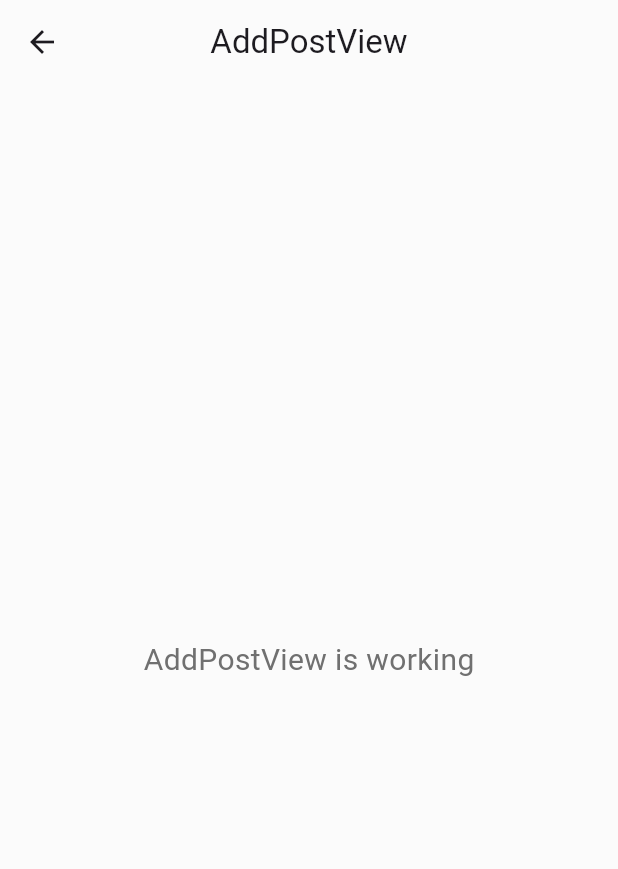
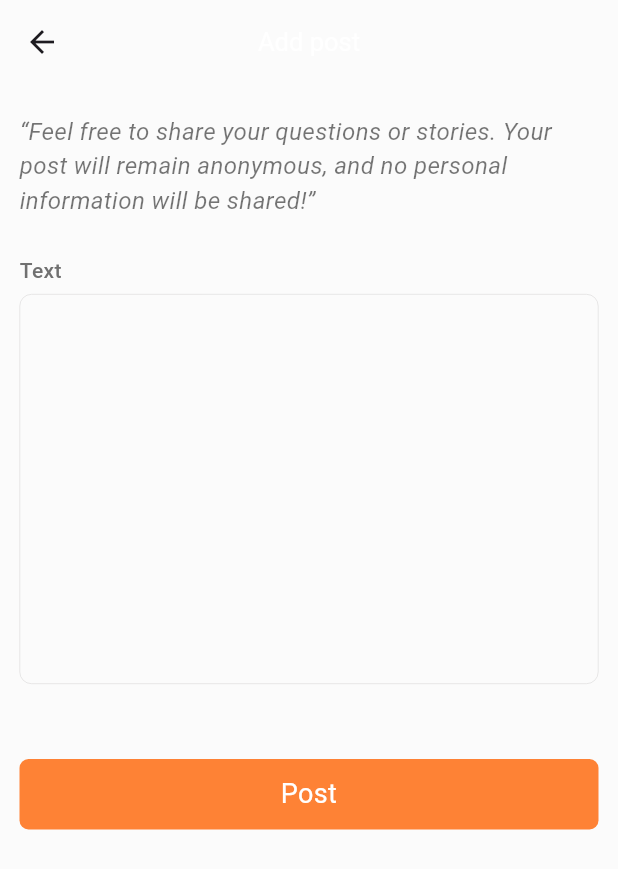
Before and after one commit to jushkinbekrashidovich/wecare, a Flutter app: the AddPostView screen opened by its route, on a phone screen of 412 x 824 dp. Shown: the top 869 px of the screen. Run offline on Flutter 3.47's test engine with Material 3 defaults, Android fonts, the phone set to English and light mode, and no system bars; our stand-ins replace cloud_firestore, firebase_core, flutter_svg, get; accounts and stored records are empty.

Commit message:
stuck on the error

```diff
--- a/lib/app/const/theme/app_theme.dart
+++ b/lib/app/const/theme/app_theme.dart
@@ -11,6 +11,9 @@ class AppThemes {
   appBarTheme: const AppBarTheme(
     centerTitle: true,
     elevation: 0,
+   titleTextStyle: TextStyle(
+     fontSize: 17
+   ),
     backgroundColor: AppColors.backgroundColor, // App bar background color
     // iconTheme: IconThemeData(color: AppColors.lightIconColor),
    //titleTextStyle: TextStyle(color: AppColors.lightText1),
--- a/lib/app/modules/community_chat_page/add_post/controllers/add_post_controller.dart
+++ b/lib/app/modules/community_chat_page/add_post/controllers/add_post_controller.dart
@@ -1,9 +1,13 @@
+import 'package:flutter/cupertino.dart';
 import 'package:get/get.dart';
 
 class AddPostController extends GetxController {
-  //TODO: Implement AddPostController
+  final focusNode = FocusNode();
+  final RxBool test = false.obs;
+  final textEditingController = TextEditingController();
 
-  final count = 0.obs;
+
+
   @override
   void onInit() {
     super.onInit();
@@ -18,6 +22,4 @@ class AddPostController extends GetxController {
   void onClose() {
     super.onClose();
   }
-
-  void increment() => count.value++;
 }
--- a/lib/app/modules/community_chat_page/add_post/views/add_post_view.dart
+++ b/lib/app/modules/community_chat_page/add_post/views/add_post_view.dart
@@ -2,23 +2,97 @@ import 'package:flutter/material.dart';
 
 import 'package:get/get.dart';
 
+import '../../../../const/theme/app_colors.dart';
 import '../controllers/add_post_controller.dart';
 
 class AddPostView extends GetView<AddPostController> {
   const AddPostView({super.key});
   @override
   Widget build(BuildContext context) {
-    return Scaffold(
-      appBar: AppBar(
-        title: const Text('AddPostView'),
-        centerTitle: true,
-      ),
-      body: const Center(
-        child: Text(
-          'AddPostView is working',
-          style: TextStyle(fontSize: 20),
+    return GestureDetector(
+      onTap: () {
+        controller.focusNode.unfocus();
+      },
+      child: Scaffold(
+        appBar: AppBar(
+          title: Text("Add post"),
+          centerTitle: true,
         ),
-      ),
-    );
+        body: Padding(
+          padding: const EdgeInsets.symmetric(horizontal: 13, vertical: 20),
+          child: ListView(
+            children: [
+              const Text(
+                '“Feel free to share your questions or stories. Your post will remain anonymous, and no personal information will be shared!”',
+                style: TextStyle(
+                  fontSize: 16.0,
+                  color: Colors.black54,
+                  fontStyle: FontStyle.italic,
+                ),
+              ),
+
+              SizedBox(height: 25),
+              Column(
+                crossAxisAlignment: CrossAxisAlignment.start,
+                children: [
+
+                  Text(
+                    "Text".tr,
+                    style: TextStyle(fontWeight: FontWeight.w500),
+                  ),
+                  SizedBox(height: 6),
+                  SizedBox(
+                    height: 300,
+                    child: TextFormField(
+
+                      focusNode: controller.focusNode,
+                      controller: controller.textEditingController,
+                      maxLines: 10,
+                      cursorColor: AppColors.black,
+                      decoration: InputDecoration(
+                        contentPadding:
+                        EdgeInsets.symmetric(vertical: 10, horizontal: 20),
+                        border: OutlineInputBorder(
+                          borderSide: BorderSide(
+                            color: AppColors.lighterGrey,
+                            width: 0.4,
+                          ),
+                          borderRadius: BorderRadius.circular(8),
+                        ),
+                        focusedBorder: OutlineInputBorder(
+                          borderSide: BorderSide(
+                            color: AppColors.lighterGrey,
+                            width: 0.4,
+                          ),
+                          borderRadius: BorderRadius.circular(8),
+                        ),
+                        enabledBorder: OutlineInputBorder(
+                          borderSide: BorderSide(
+                            color: AppColors.lighterGrey,
+                            width: 0.4,
+                          ),
+                          borderRadius: BorderRadius.circular(8),
+                        ),
+                      ),
+                    ),
+                  ),
+                ],
+              ),
+              SizedBox(height: 10),
+              Container(
+
+                padding: EdgeInsets.symmetric(horizontal: 12),
+                child: Center(child: Text("Post", style: TextStyle(color: AppColors.white, fontSize: 18),textAlign: TextAlign.center,)),
+                height: 47,
+                decoration: BoxDecoration(
+                  borderRadius: BorderRadius.circular(6),
+                  color: AppColors.mainOrangeColor
+                ),
+              ),
+            ],
+          ))));
+
+
+
   }
 }
```
Also changed, not shown: lib/app/modules/community_chat_page/community_chat/views/community_chat_view.dart (+90 -6 lines), 1 other file.
